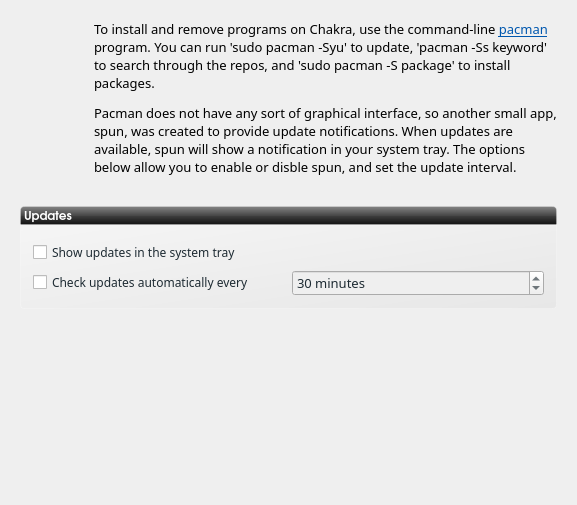
Above: ui/ui_scrPackage.ui from rshipp/kapudan before the change. Below: the same form after it.
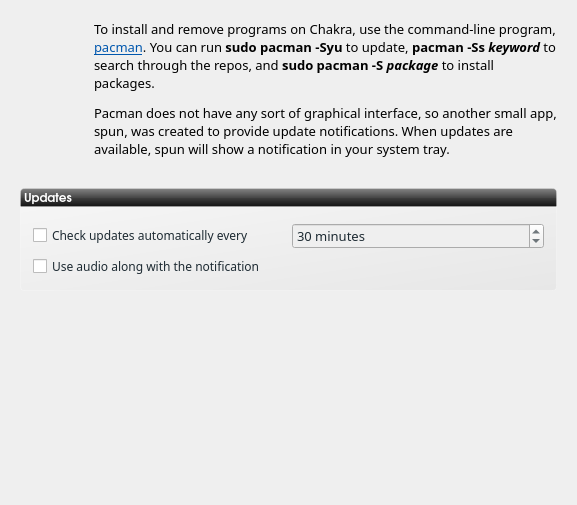
That is the form after the change. Icons and pictures are not drawn.

What changed in the file:
```diff
--- a/ui/ui_scrPackage.ui
+++ b/ui/ui_scrPackage.ui
@@ -59,22 +59,6 @@
         <property name="margin">
          <number>10</number>
         </property>
-        <item>
-         <widget class="QCheckBox" name="showTray">
-          <property name="font">
-           <font>
-            <family>Sans Serif</family>
-            <pointsize>9</pointsize>
-           </font>
-          </property>
-          <property name="styleSheet">
-           <string notr="true">color: rgb(30, 43, 51)</string>
-          </property>
-          <property name="text">
-           <string>Show updates in the system tray</string>
-          </property>
-         </widget>
-        </item>
         <item>
          <layout class="QHBoxLayout" name="horizontalLayout">
           <item>
@@ -123,6 +107,22 @@
           </item>
          </layout>
         </item>
+        <item>
+         <widget class="QCheckBox" name="playAudio">
+          <property name="font">
+           <font>
+            <family>Sans Serif</family>
+            <pointsize>9</pointsize>
+           </font>
+          </property>
+          <property name="styleSheet">
+           <string notr="true">color: rgb(30, 43, 51)</string>
+          </property>
+          <property name="text">
+           <string>Use audio along with the notification</string>
+          </property>
+         </widget>
+        </item>
        </layout>
       </widget>
      </item>
@@ -182,7 +182,7 @@
         <enum>QFrame::Raised</enum>
        </property>
        <property name="text">
-        <string>&lt;html&gt;&lt;head/&gt;&lt;body&gt;&lt;p&gt;To install and remove programs on Chakra, use the command-line &lt;a href=&quot;http://chakra-linux.org/wiki/index.php/Pacman&quot;&gt;&lt;span style=&quot; text-decoration: underline; color:#0057ae;&quot;&gt;pacman&lt;/span&gt;&lt;/a&gt; program. You can run 'sudo pacman -Syu' to update, 'pacman -Ss keyword' to search through the repos, and 'sudo pacman -S package' to install packages. &lt;/p&gt;&lt;p&gt;Pacman does not have any sort of graphical interface, so another small app, spun, was created to provide update notifications. When updates are available, spun will show a notification in your system tray. The options below allow you to enable or disble spun, and set the update interval.&lt;/p&gt;&lt;/body&gt;&lt;/html&gt;</string>
+        <string>&lt;html&gt;&lt;head/&gt;&lt;body&gt;&lt;p&gt;To install and remove programs on Chakra, use the command-line program, &lt;a href=&quot;http://chakra-linux.org/wiki/index.php/Pacman&quot;&gt;&lt;span style=&quot; text-decoration: underline; color:#0057ae;&quot;&gt;pacman&lt;/span&gt;&lt;/a&gt;. You can run &lt;span style=&quot; font-weight:600;&quot;&gt;sudo pacman -Syu&lt;/span&gt; to update, &lt;span style=&quot; font-weight:600;&quot;&gt;pacman -Ss &lt;/span&gt;&lt;span style=&quot; font-weight:600; font-style:italic;&quot;&gt;keyword&lt;/span&gt; to search through the repos, and &lt;span style=&quot; font-weight:600;&quot;&gt;sudo pacman -S &lt;/span&gt;&lt;span style=&quot; font-weight:600; font-style:italic;&quot;&gt;package&lt;/span&gt; to install packages.&lt;/p&gt;&lt;p&gt;Pacman does not have any sort of graphical interface, so another small app, spun, was created to provide update notifications. When updates are available, spun will show a notification in your system tray. &lt;/p&gt;&lt;/body&gt;&lt;/html&gt;</string>
        </property>
        <property name="wordWrap">
         <bool>true</bool>
```
